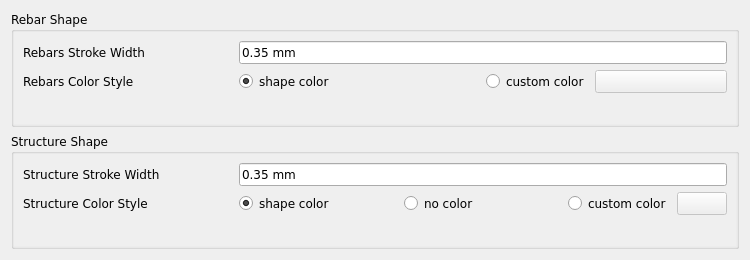
Above: ReinforcementDrawing/ReinforcementDrawingDimensioning_Shapes.ui from amrit3701/FreeCAD-Reinforcement before the change. Below: the same form after it.
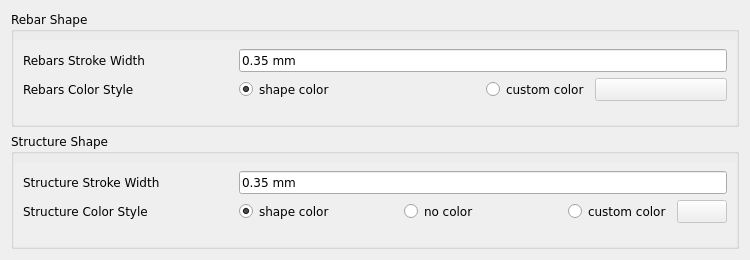
That is the form after the change. Custom widgets are drawn as their Qt base class.

The edit to the form file:
```diff
--- a/ReinforcementDrawing/ReinforcementDrawingDimensioning_Shapes.ui
+++ b/ReinforcementDrawing/ReinforcementDrawingDimensioning_Shapes.ui
@@ -32,7 +32,7 @@
        <number>0</number>
       </property>
       <property name="topMargin">
-       <number>0</number>
+       <number>8</number>
       </property>
       <property name="rightMargin">
        <number>0</number>
@@ -199,7 +199,7 @@
        <number>0</number>
       </property>
       <property name="topMargin">
-       <number>0</number>
+       <number>8</number>
       </property>
       <property name="rightMargin">
        <number>0</number>
```
